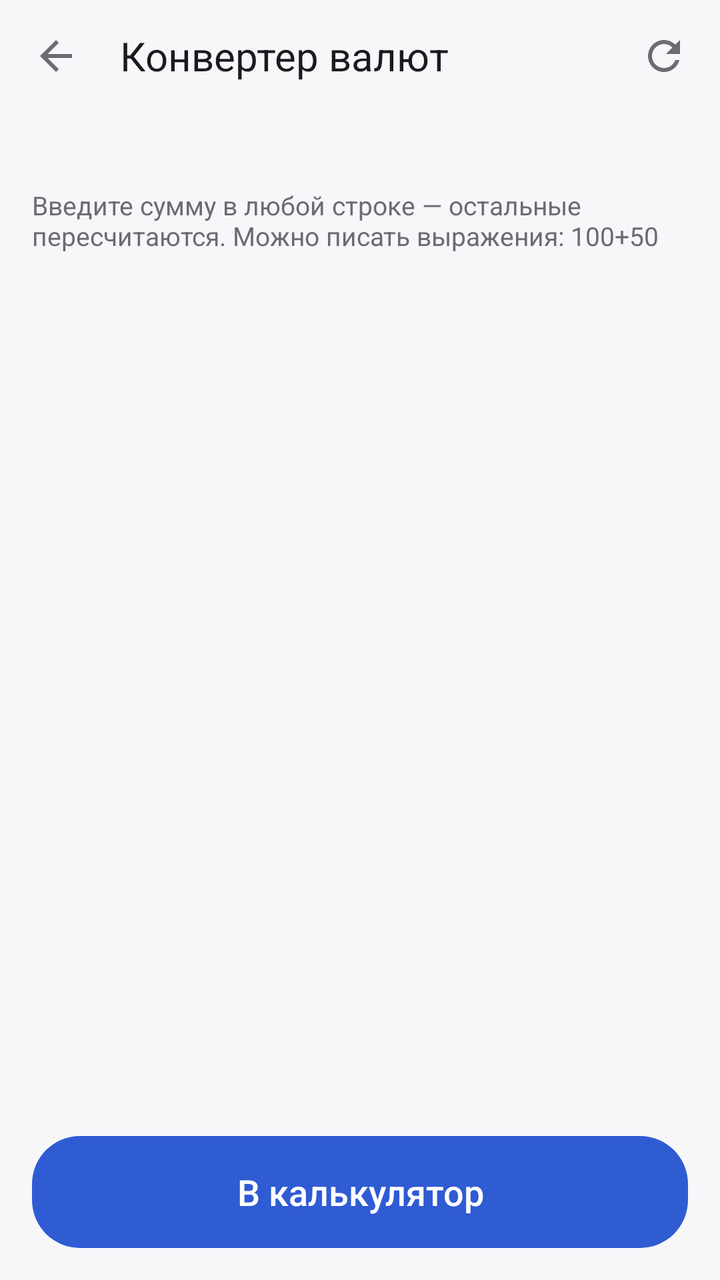
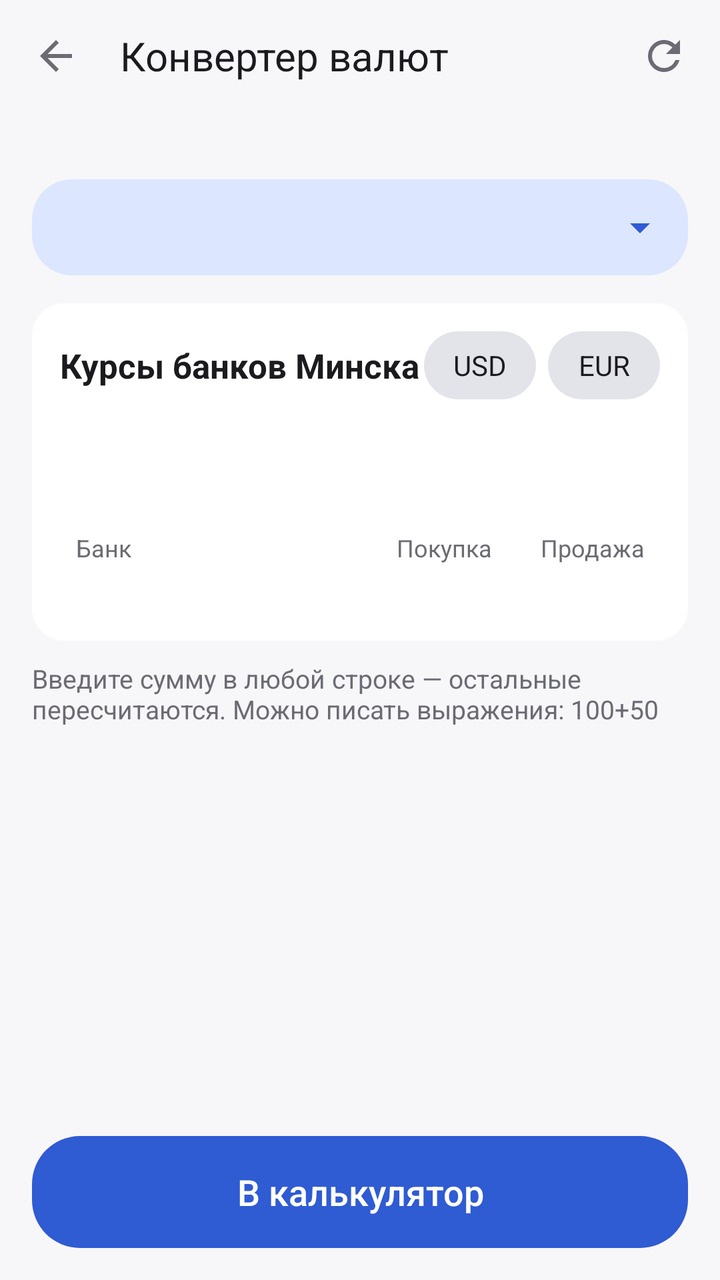

Two renders of the same Android screen: before a commit and after it. Below are the layout's source before the change and the commit's diff.
<!-- AndroidManifest.xml: application theme AppTheme -->
<!-- res/layout/activity_converter.xml -->
<?xml version="1.0" encoding="utf-8"?>
<LinearLayout xmlns:android="http://schemas.android.com/apk/res/android"
    android:layout_width="match_parent"
    android:layout_height="match_parent"
    android:fitsSystemWindows="true"
    android:orientation="vertical">

    <LinearLayout
        android:layout_width="match_parent"
        android:layout_height="56dp"
        android:gravity="center_vertical"
        android:orientation="horizontal"
        android:paddingStart="4dp"
        android:paddingEnd="4dp">

        <ImageButton
            android:id="@+id/btnBack"
            android:layout_width="48dp"
            android:layout_height="48dp"
            android:background="@drawable/icon_button_bg"
            android:contentDescription="@string/desc_back"
            android:src="@drawable/ic_back" />

        <TextView
            android:layout_width="0dp"
            android:layout_height="wrap_content"
            android:layout_marginStart="8dp"
            android:layout_weight="1"
            android:text="@string/converter_title"
            android:textColor="@color/text_primary"
            android:textSize="20sp" />

        <ImageButton
            android:id="@+id/btnRefresh"
            android:layout_width="48dp"
            android:layout_height="48dp"
            android:background="@drawable/icon_button_bg"
            android:contentDescription="@string/desc_refresh"
            android:src="@drawable/ic_refresh" />
    </LinearLayout>

    <ScrollView
        android:layout_width="match_parent"
        android:layout_height="0dp"
        android:layout_weight="1"
        android:fillViewport="true">

        <LinearLayout
            android:layout_width="match_parent"
            android:layout_height="wrap_content"
            android:orientation="vertical"
            android:paddingStart="16dp"
            android:paddingTop="4dp"
            android:paddingEnd="16dp"
            android:paddingBottom="16dp">

            <TextView
                android:id="@+id/ratesStatus"
                android:layout_width="match_parent"
                android:layout_height="wrap_content"
                android:layout_marginBottom="12dp"
                android:textColor="@color/text_secondary"
                android:textSize="13sp" />

            <LinearLayout
                android:id="@+id/currencyRows"
                android:layout_width="match_parent"
                android:layout_height="wrap_content"
                android:orientation="vertical" />

            <TextView
                android:layout_width="match_parent"
                android:layout_height="wrap_content"
                android:layout_marginTop="4dp"
                android:text="@string/converter_hint"
                android:textColor="@color/text_secondary"
                android:textSize="13sp" />
        </LinearLayout>
    </ScrollView>

    <Button
        android:id="@+id/btnToCalculator"
        android:layout_width="match_parent"
        android:layout_height="56dp"
        android:layout_margin="16dp"
        android:background="@drawable/btn_equals"
        android:stateListAnimator="@null"
        android:text="@string/to_calculator"
        android:textAllCaps="false"
        android:textColor="@color/btn_equals_text"
        android:textSize="18sp" />
</LinearLayout>
<!-- resources referenced by this layout -->
<resources>
  <color name="btn_equals_text">#FFFFFFFF</color>
  <color name="text_primary">#FF1B1B1F</color>
  <color name="text_secondary">#FF6B6B74</color>
  <!-- drawable btn_equals (drawable) -->
  <?xml version="1.0" encoding="utf-8"?>
  <ripple xmlns:android="http://schemas.android.com/apk/res/android"
      android:color="@color/ripple">
      <item>
          <shape android:shape="rectangle">
              <solid android:color="@color/btn_equals" />
              <corners android:radius="24dp" />
          </shape>
      </item>
  </ripple>
  <!-- drawable icon_button_bg (drawable) -->
  <?xml version="1.0" encoding="utf-8"?>
  <ripple xmlns:android="http://schemas.android.com/apk/res/android"
      android:color="@color/ripple"
      android:radius="22dp" />
  <string name="converter_hint">Введите сумму в любой строке — остальные пересчитаются. Можно писать выражения: 100+50</string>
  <string name="converter_title">Конвертер валют</string>
  <string name="desc_back">Назад</string>
  <string name="desc_refresh">Обновить курсы</string>
  <string name="to_calculator">В калькулятор</string>
  <style name="AppTheme" parent="android:Theme.Material.Light.NoActionBar">
          <item name="android:windowBackground">@color/background</item>
          <item name="android:statusBarColor">@color/background</item>
          <item name="android:navigationBarColor">@color/background</item>
          <item name="android:windowLightStatusBar">true</item>
      </style>
  <color name="ripple">#33000000</color>
  <color name="btn_equals">#FF2F5BD3</color>
  <color name="background">#FFF7F7FA</color>
  <!-- unchanged entries left out for length: 2 -->
</resources>

<!-- the commit's change to res/layout/activity_converter.xml (unified diff, before → after) -->
@@ -62,16 +62,195 @@
                 android:textColor="@color/text_secondary"
                 android:textSize="13sp" />
 
+            
+            <TextView
+                android:id="@+id/btnRateSource"
+                android:layout_width="match_parent"
+                android:layout_height="48dp"
+                android:layout_marginBottom="8dp"
+                android:background="@drawable/pill_bg"
+                android:clickable="true"
+                android:drawableEnd="@drawable/ic_expand"
+                android:ellipsize="end"
+                android:focusable="true"
+                android:gravity="center_vertical"
+                android:maxLines="1"
+                android:paddingStart="16dp"
+                android:paddingEnd="12dp"
+                android:textColor="@color/btn_op_text"
+                android:textSize="16sp" />
+
+            <LinearLayout
+                android:id="@+id/sideToggle"
+                android:layout_width="match_parent"
+                android:layout_height="40dp"
+                android:orientation="horizontal"
+                android:visibility="gone">
+
+                <TextView
+                    android:id="@+id/btnSideSell"
+                    android:layout_width="0dp"
+                    android:layout_height="match_parent"
+                    android:layout_marginEnd="4dp"
+                    android:layout_weight="1"
+                    android:background="@drawable/toggle_bg"
+                    android:clickable="true"
+                    android:focusable="true"
+                    android:gravity="center"
+                    android:text="@string/side_i_buy"
+                    android:textColor="@color/toggle_text"
+                    android:textSize="15sp" />
+
+                <TextView
+                    android:id="@+id/btnSideBuy"
+                    android:layout_width="0dp"
+                    android:layout_height="match_parent"
+                    android:layout_marginStart="4dp"
+                    android:layout_weight="1"
+                    android:background="@drawable/toggle_bg"
+                    android:clickable="true"
+                    android:focusable="true"
+                    android:gravity="center"
+                    android:text="@string/side_i_sell"
+                    android:textColor="@color/toggle_text"
+                    android:textSize="15sp" />
+            </LinearLayout>
+
+            <TextView
+                android:id="@+id/sideHint"
+                android:layout_width="match_parent"
+                android:layout_height="wrap_content"
+                android:layout_marginTop="4dp"
+                android:layout_marginBottom="8dp"
+                android:textColor="@color/text_secondary"
+                android:textSize="12sp"
+                android:visibility="gone" />
+
             <LinearLayout
                 android:id="@+id/currencyRows"
                 android:layout_width="match_parent"
                 android:layout_height="wrap_content"
                 android:orientation="vertical" />
 
-            <TextView
-                android:layout_width="match_parent"
-                android:layout_height="wrap_content"
-                android:layout_marginTop="4dp"
+            
+            <LinearLayout
+                android:layout_width="match_parent"
+                android:layout_height="wrap_content"
+                android:layout_marginTop="6dp"
+                android:background="@drawable/card_static_bg"
+                android:orientation="vertical"
+                android:padding="14dp">
+
+                <LinearLayout
+                    android:layout_width="match_parent"
+                    android:layout_height="wrap_content"
+                    android:gravity="center_vertical"
+                    android:orientation="horizontal">
+
+                    <TextView
+                        android:layout_width="0dp"
+                        android:layout_height="wrap_content"
+                        android:layout_weight="1"
+                        android:text="@string/banks_title"
+                        android:textColor="@color/text_primary"
+                        android:textSize="17sp"
+                        android:textStyle="bold" />
+
+                    <TextView
+                        android:id="@+id/btnTableUsd"
+                        android:layout_width="56dp"
+                        android:layout_height="34dp"
+                        android:background="@drawable/toggle_bg"
+                        android:clickable="true"
+                        android:focusable="true"
+                        android:gravity="center"
+                        android:text="USD"
+                        android:textColor="@color/toggle_text"
+                        android:textSize="14sp" />
+
+                    <TextView
+                        android:id="@+id/btnTableEur"
+                        android:layout_width="56dp"
+                        android:layout_height="34dp"
+                        android:layout_marginStart="6dp"
+                        android:background="@drawable/toggle_bg"
+                        android:clickable="true"
+                        android:focusable="true"
+                        android:gravity="center"
+                        android:text="EUR"
+                        android:textColor="@color/toggle_text"
+                        android:textSize="14sp" />
+                </LinearLayout>
+
+                <TextView
+                    android:id="@+id/bankBuyRange"
+                    android:layout_width="match_parent"
+                    android:layout_height="wrap_content"
+                    android:layout_marginTop="10dp"
+                    android:textColor="@color/text_primary"
+                    android:textSize="14sp" />
+
+                <TextView
+                    android:id="@+id/bankSellRange"
+                    android:layout_width="match_parent"
+                    android:layout_height="wrap_content"
+                    android:layout_marginTop="6dp"
+                    android:textColor="@color/text_primary"
+                    android:textSize="14sp" />
+
+                <LinearLayout
+                    android:id="@+id/bankTableHeader"
+                    android:layout_width="match_parent"
+                    android:layout_height="wrap_content"
+                    android:layout_marginTop="12dp"
+                    android:orientation="horizontal"
+                    android:paddingStart="8dp"
+                    android:paddingEnd="8dp">
+
+                    <TextView
+                        android:layout_width="0dp"
+                        android:layout_height="wrap_content"
+                        android:layout_weight="1"
+                        android:text="@string/bank"
+                        android:textColor="@color/text_secondary"
+                        android:textSize="12sp" />
+
+                    <TextView
+                        android:layout_width="76dp"
+                        android:layout_height="wrap_content"
+                        android:gravity="end"
+                        android:text="@string/buy_column"
+                        android:textColor="@color/text_secondary"
+                        android:textSize="12sp" />
+
+                    <TextView
+                        android:layout_width="76dp"
+                        android:layout_height="wrap_content"
+                        android:gravity="end"
+                        android:text="@string/sell_column"
+                        android:textColor="@color/text_secondary"
+                        android:textSize="12sp" />
+                </LinearLayout>
+
+                <LinearLayout
+                    android:id="@+id/bankTable"
+                    android:layout_width="match_parent"
+                    android:layout_height="wrap_content"
+                    android:orientation="vertical" />
+
+                <TextView
+                    android:id="@+id/bankFooter"
+                    android:layout_width="match_parent"
+                    android:layout_height="wrap_content"
+                    android:layout_marginTop="8dp"
+                    android:textColor="@color/text_secondary"
+                    android:textSize="12sp" />
+            </LinearLayout>
+
+            <TextView
+                android:layout_width="match_parent"
+                android:layout_height="wrap_content"
+                android:layout_marginTop="10dp"
                 android:text="@string/converter_hint"
                 android:textColor="@color/text_secondary"
                 android:textSize="13sp" />
<!-- resource entries referenced after the edit -->
@@ -1,6 +1,7 @@
 <!-- resources referenced by this layout -->
 <resources>
   <color name="btn_equals_text">#FFFFFFFF</color>
+  <color name="btn_op_text">#FF2F5BD3</color>
   <color name="text_primary">#FF1B1B1F</color>
   <color name="text_secondary">#FF6B6B74</color>
   <!-- drawable btn_equals (drawable) -->
@@ -14,15 +15,71 @@
           </shape>
       </item>
   </ripple>
+  <!-- drawable card_static_bg (drawable) -->
+  <?xml version="1.0" encoding="utf-8"?>
+  <shape xmlns:android="http://schemas.android.com/apk/res/android"
+      android:shape="rectangle">
+      <solid android:color="@color/card" />
+      <corners android:radius="16dp" />
+  </shape>
+  <!-- drawable ic_expand (drawable) -->
+  <vector xmlns:android="http://schemas.android.com/apk/res/android"
+      android:width="24dp"
+      android:height="24dp"
+      android:tint="@color/btn_op_text"
+      android:viewportWidth="24"
+      android:viewportHeight="24">
+      <path
+          android:fillColor="#FFFFFFFF"
+          android:pathData="M7,10l5,5 5,-5z" />
+  </vector>
   <!-- drawable icon_button_bg (drawable) -->
   <?xml version="1.0" encoding="utf-8"?>
   <ripple xmlns:android="http://schemas.android.com/apk/res/android"
       android:color="@color/ripple"
       android:radius="22dp" />
+  <!-- drawable pill_bg (drawable) -->
+  <?xml version="1.0" encoding="utf-8"?>
+  <ripple xmlns:android="http://schemas.android.com/apk/res/android"
+      android:color="@color/ripple">
+      <item>
+          <shape android:shape="rectangle">
+              <solid android:color="@color/btn_op" />
+              <corners android:radius="20dp" />
+          </shape>
+      </item>
+  </ripple>
+  <!-- drawable toggle_bg (drawable) -->
+  <?xml version="1.0" encoding="utf-8"?>
+  <ripple xmlns:android="http://schemas.android.com/apk/res/android"
+      android:color="@color/ripple">
+      <item>
+          <selector>
+              <item android:state_selected="true">
+                  <shape android:shape="rectangle">
+                      <solid android:color="@color/btn_equals" />
+                      <corners android:radius="20dp" />
+                  </shape>
+              </item>
+              <item>
+                  <shape android:shape="rectangle">
+                      <solid android:color="@color/btn_func" />
+                      <corners android:radius="20dp" />
+                  </shape>
+              </item>
+          </selector>
+      </item>
+  </ripple>
+  <string name="bank">Банк</string>
+  <string name="banks_title">Курсы банков Минска</string>
+  <string name="buy_column">Покупка</string>
   <string name="converter_hint">Введите сумму в любой строке — остальные пересчитаются. Можно писать выражения: 100+50</string>
   <string name="converter_title">Конвертер валют</string>
   <string name="desc_back">Назад</string>
   <string name="desc_refresh">Обновить курсы</string>
+  <string name="sell_column">Продажа</string>
+  <string name="side_i_buy">Покупаю валюту</string>
+  <string name="side_i_sell">Продаю валюту</string>
   <string name="to_calculator">В калькулятор</string>
   <style name="AppTheme" parent="android:Theme.Material.Light.NoActionBar">
           <item name="android:windowBackground">@color/background</item>
@@ -32,6 +89,9 @@
       </style>
   <color name="ripple">#33000000</color>
   <color name="btn_equals">#FF2F5BD3</color>
+  <color name="card">#FFFFFFFF</color>
+  <color name="btn_op">#FFDCE6FF</color>
+  <color name="btn_func">#FFE3E3EA</color>
   <color name="background">#FFF7F7FA</color>
   <!-- unchanged entries left out for length: 2 -->
 </resources>
